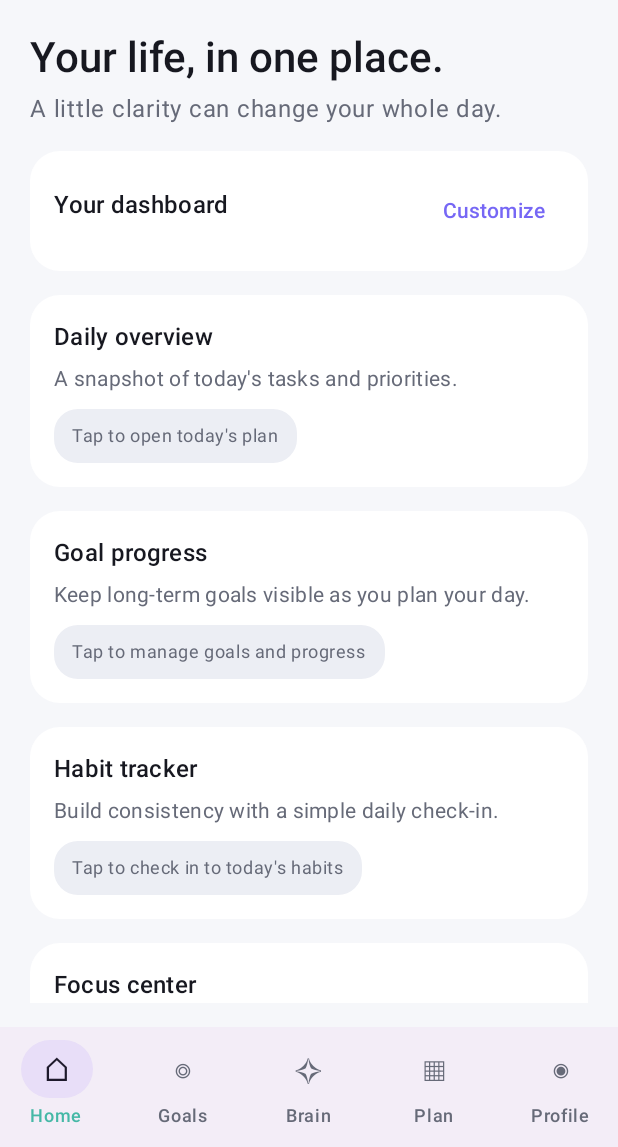
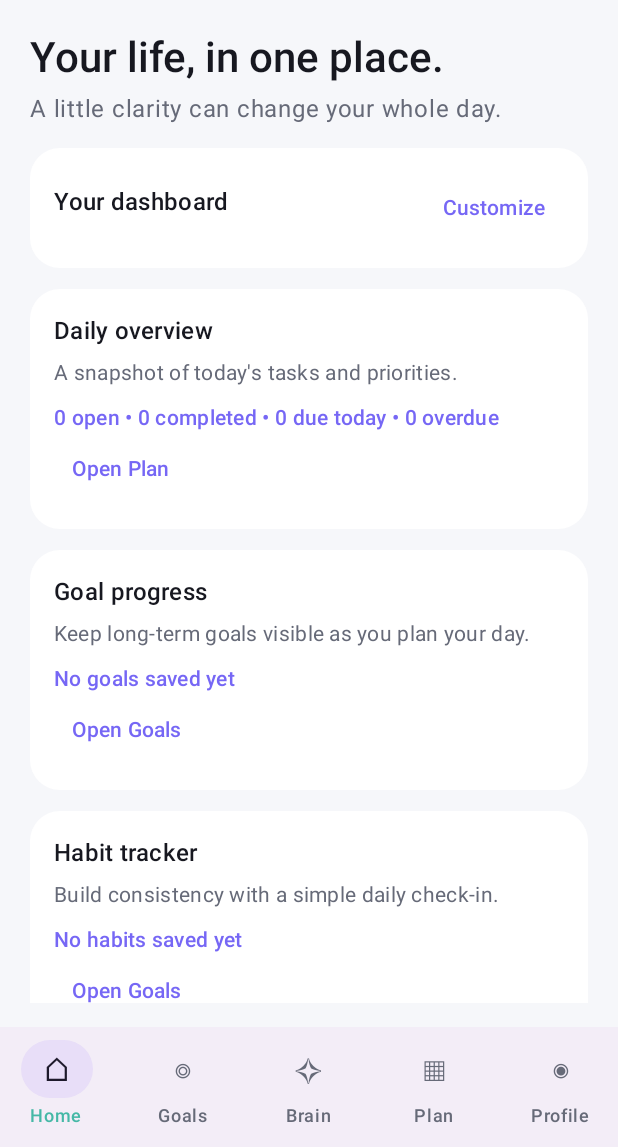
Before and after one commit to ishak6/LIFECORE, an Android app built with Jetpack Compose: the screen it shows after launch (MainActivity), on a phone screen of 412 x 824 dp, the part 89-1236 px from its top. Run offline under Robolectric (Android 15) with nearby library versions, the phone set to English and light mode, and no system bars.

Commit message:
Connect dashboard widgets to real local data and explicit actions

```diff
--- a/app/src/main/java/com/lifecore/app/ui/dashboard/LifeCoreDashboard.kt
+++ b/app/src/main/java/com/lifecore/app/ui/dashboard/LifeCoreDashboard.kt
@@ -29,7 +29,12 @@ import androidx.compose.ui.semantics.contentDescription
 import androidx.compose.ui.semantics.semantics
 import androidx.compose.ui.text.font.FontWeight
 import androidx.compose.ui.unit.dp
+import com.lifecore.app.data.local.GoalsHabitsStore
+import com.lifecore.app.data.local.ProjectStatus
+import com.lifecore.app.data.local.ProjectStore
+import com.lifecore.app.data.local.TaskStore
 import com.lifecore.app.ui.components.LifeCoreCard
+import java.time.LocalDate
 import com.lifecore.app.ui.components.LifeCoreSectionTitle
 
 private data class DashboardWidget(
@@ -67,6 +72,42 @@ fun LifeCoreDashboard(
     val preferences = remember(context) {
         context.getSharedPreferences(DASHBOARD_PREFS, Context.MODE_PRIVATE)
     }
+    // Use the same persistent stores as the Goals, Plan and Projects screens.
+    val tasks = remember(context) { TaskStore(context).loadTasks() }
+    val goalsStore = remember(context) { GoalsHabitsStore(context) }
+    val goals = remember(context) { goalsStore.loadGoals() }
+    val habits = remember(context) { goalsStore.loadHabits() }
+    val projects = remember(context) { ProjectStore(context).loadProjects() }
+
+    val today = LocalDate.now()
+    val todayString = today.toString()
+    val openTasks = tasks.count { !it.isCompleted }
+    val completedTasks = tasks.count { it.isCompleted }
+    val dueToday = tasks.count { !it.isCompleted && it.dueDate == todayString }
+    val overdue = tasks.count { !it.isCompleted && it.dueDate.isNotBlank() && it.dueDate < todayString }
+    val nextSevenDays = tasks.count {
+        !it.isCompleted && it.dueDate >= todayString && it.dueDate <= today.plusDays(6).toString()
+    }
+    val completedHabits = habits.count { it.isCompletedToday() }
+    val goalSteps = goals.sumOf { it.completedSteps }
+    val goalTargets = goals.sumOf { it.targetSteps }
+    val goalPercent = if (goalTargets == 0) 0 else (goalSteps * 100 / goalTargets).coerceIn(0, 100)
+    val activeProjects = projects.count { it.status == ProjectStatus.ACTIVE }
+    val completedProjects = projects.count { it.status == ProjectStatus.COMPLETED }
+
+    fun widgetMetric(widget: DashboardWidget): String = when (widget.id) {
+        "daily" -> "$openTasks open • $completedTasks completed • $dueToday due today • $overdue overdue"
+        "goals" -> if (goals.isEmpty()) "No goals saved yet" else "$goalPercent% overall • $goalSteps of $goalTargets steps"
+        "habits" -> if (habits.isEmpty()) "No habits saved yet" else "$completedHabits of ${habits.size} habits completed today"
+        "focus" -> "25-minute focus timer is available in Plan"
+        "calendar" -> "$nextSevenDays upcoming tasks in the next 7 days"
+        "projects" -> "$activeProjects active • $completedProjects completed"
+        "analytics" -> "$completedTasks tasks completed • ${projects.size} projects saved"
+        "notes", "memory" -> "Open Brain to create or search your saved notes"
+        "reminders" -> "Open Profile to manage scheduled reminders"
+        else -> widget.detail
+    }
+
     var editMode by rememberSaveable { mutableStateOf(false) }
     var compactMode by remember(preferences) {
         mutableStateOf(preferences.getBoolean(KEY_COMPACT, false))
@@ -86,7 +127,7 @@ fun LifeCoreDashboard(
 
     Column(
         modifier = modifier.fillMaxWidth().verticalScroll(rememberScrollState()),
-        verticalArrangement = Arrangement.spacedBy(16.dp)
+        verticalArrangement = Arrangement.spacedBy(if (compactMode) 10.dp else 14.dp)
     ) {
         Column(verticalArrangement = Arrangement.spacedBy(4.dp)) {
             Text(
@@ -223,16 +264,19 @@ fun LifeCoreDashboard(
                     )
                     Spacer(Modifier.height(10.dp))
                 }
-                Surface(
-                    color = MaterialTheme.colorScheme.surfaceVariant,
-                    shape = MaterialTheme.shapes.medium
-                ) {
-                    Text(
-                        text = widget.availability,
-                        modifier = Modifier.padding(horizontal = 12.dp, vertical = 10.dp),
-                        style = MaterialTheme.typography.bodySmall,
-                        color = MaterialTheme.colorScheme.onSurfaceVariant
-                    )
+                Text(
+                    text = widgetMetric(widget),
+                    style = MaterialTheme.typography.bodyMedium,
+                    color = MaterialTheme.colorScheme.primary,
+                    fontWeight = FontWeight.Medium
+                )
+                if (!editMode) {
+                    TextButton(
+                        onClick = { onOpenDestination(widget.destination) },
+                        modifier = Modifier.align(Alignment.Start)
+                    ) {
+                        Text("Open ${widget.destination.replaceFirstChar { it.uppercase() }}")
+                    }
                 }
             }
         }
```
